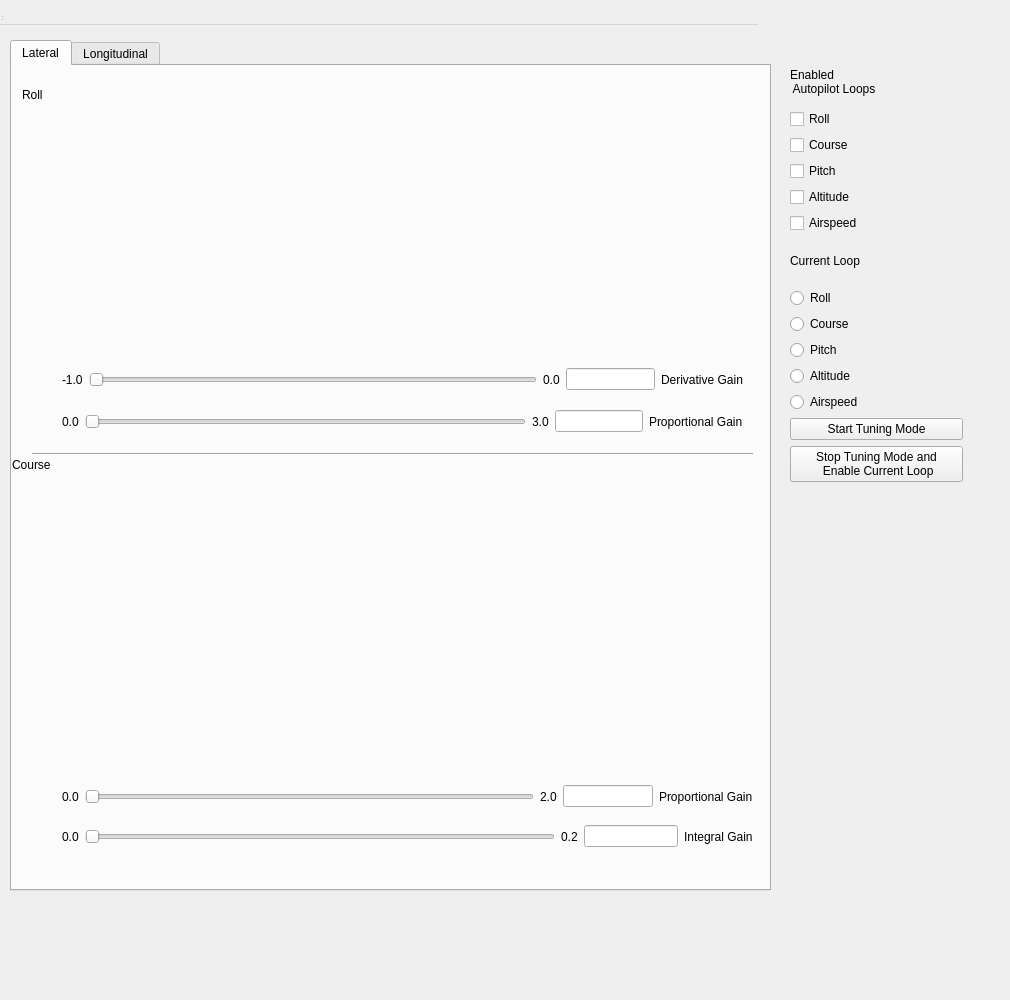
The window that tuning_mode/resource/TuningMode.ui (uavteambyu/rosplane_plugins) describes before a commit, drawn with Qt 5.
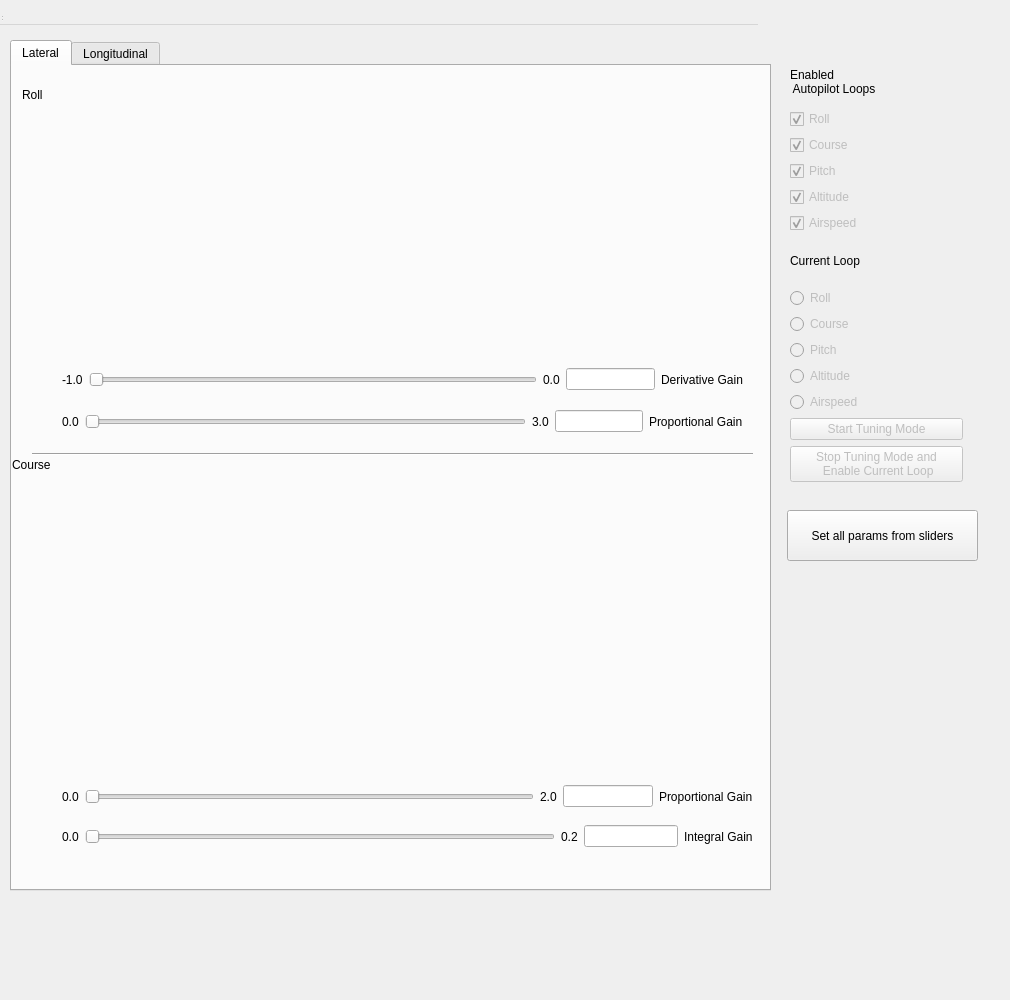
The same window after the commit. The open tabs and pages were chosen to show the change.

Commit message: slider and text changes update ros params

Diff of the .ui file:
```diff
--- a/tuning_mode/resource/TuningMode.ui
+++ b/tuning_mode/resource/TuningMode.ui
@@ -706,37 +706,67 @@
     </item>
     <item>
      <widget class="QCheckBox" name="checkBox">
+      <property name="enabled">
+       <bool>false</bool>
+      </property>
       <property name="text">
        <string>Roll</string>
       </property>
+      <property name="checked">
+       <bool>true</bool>
+      </property>
      </widget>
     </item>
     <item>
      <widget class="QCheckBox" name="checkBox_2">
+      <property name="enabled">
+       <bool>false</bool>
+      </property>
       <property name="text">
        <string>Course</string>
       </property>
+      <property name="checked">
+       <bool>true</bool>
+      </property>
      </widget>
     </item>
     <item>
      <widget class="QCheckBox" name="checkBox_3">
+      <property name="enabled">
+       <bool>false</bool>
+      </property>
       <property name="text">
        <string>Pitch</string>
       </property>
+      <property name="checked">
+       <bool>true</bool>
+      </property>
      </widget>
     </item>
     <item>
      <widget class="QCheckBox" name="checkBox_4">
+      <property name="enabled">
+       <bool>false</bool>
+      </property>
       <property name="text">
        <string>Altitude</string>
       </property>
+      <property name="checked">
+       <bool>true</bool>
+      </property>
      </widget>
     </item>
     <item>
      <widget class="QCheckBox" name="checkBox_5">
+      <property name="enabled">
+       <bool>false</bool>
+      </property>
       <property name="text">
        <string>Airspeed</string>
       </property>
+      <property name="checked">
+       <bool>true</bool>
+      </property>
      </widget>
     </item>
     <item>
@@ -748,6 +778,9 @@
     </item>
     <item>
      <widget class="QRadioButton" name="radioButton">
+      <property name="enabled">
+       <bool>false</bool>
+      </property>
       <property name="text">
        <string>Roll</string>
       </property>
@@ -755,6 +788,9 @@
     </item>
     <item>
      <widget class="QRadioButton" name="radioButton_2">
+      <property name="enabled">
+       <bool>false</bool>
+      </property>
       <property name="text">
        <string>Course</string>
       </property>
@@ -762,6 +798,9 @@
     </item>
     <item>
      <widget class="QRadioButton" name="radioButton_3">
+      <property name="enabled">
+       <bool>false</bool>
+      </property>
       <property name="text">
        <string>Pitch</string>
       </property>
@@ -769,6 +808,9 @@
     </item>
     <item>
      <widget class="QRadioButton" name="radioButton_4">
+      <property name="enabled">
+       <bool>false</bool>
+      </property>
       <property name="text">
        <string>Altitude</string>
       </property>
@@ -776,6 +818,9 @@
     </item>
     <item>
      <widget class="QRadioButton" name="radioButton_5">
+      <property name="enabled">
+       <bool>false</bool>
+      </property>
       <property name="text">
        <string>Airspeed</string>
       </property>
@@ -783,6 +828,9 @@
     </item>
     <item>
      <widget class="QPushButton" name="start_tune_btn">
+      <property name="enabled">
+       <bool>false</bool>
+      </property>
       <property name="text">
        <string>Start Tuning Mode</string>
       </property>
@@ -790,6 +838,9 @@
     </item>
     <item>
      <widget class="QPushButton" name="pushButton_2">
+      <property name="enabled">
+       <bool>false</bool>
+      </property>
       <property name="text">
        <string>Stop Tuning Mode and
  Enable Current Loop</string>
@@ -798,6 +849,19 @@
     </item>
    </layout>
   </widget>
+  <widget class="QPushButton" name="set_params_btn">
+   <property name="geometry">
+    <rect>
+     <x>787</x>
+     <y>510</y>
+     <width>191</width>
+     <height>51</height>
+    </rect>
+   </property>
+   <property name="text">
+    <string>Set all params from sliders</string>
+   </property>
+  </widget>
   <zorder>layoutWidget</zorder>
   <zorder>menubar</zorder>
   <zorder>statusbar</zorder>
```
Left out of the diff: 6 changed lines with no effect on the pictures. The commit also changes 1 other file.
